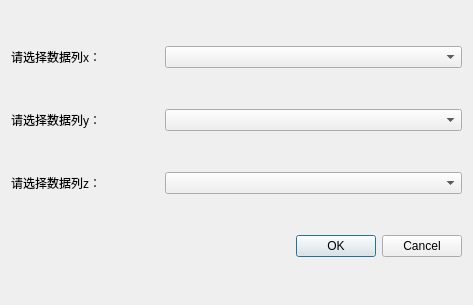
Old version of the form grid.ui in the repository sh1nyru0/SP.
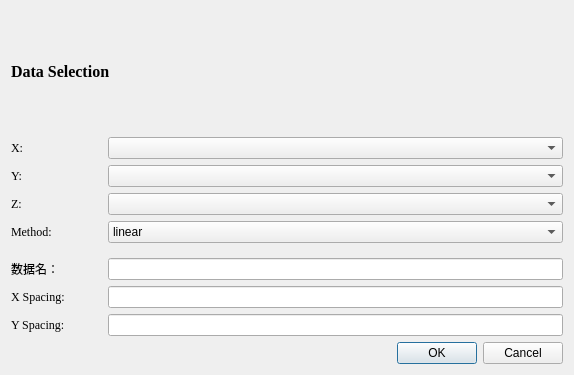
New version of the form.

Patch:
```diff
--- a/grid.ui
+++ b/grid.ui
@@ -1,13 +1,13 @@
 <?xml version="1.0" encoding="UTF-8"?>
 <ui version="4.0">
- <class>Dialog</class>
- <widget class="QDialog" name="Dialog">
+ <class>Form</class>
+ <widget class="QWidget" name="Form">
   <property name="geometry">
    <rect>
     <x>0</x>
     <y>0</y>
-    <width>473</width>
-    <height>305</height>
+    <width>574</width>
+    <height>375</height>
    </rect>
   </property>
   <property name="windowTitle">
@@ -15,44 +15,196 @@
   </property>
   <layout class="QVBoxLayout" name="verticalLayout">
    <item>
-    <layout class="QHBoxLayout" name="horizontalLayout" stretch="2,4">
+    <layout class="QVBoxLayout" name="verticalLayout_6" stretch="0,0,0,0,0">
+     <property name="spacing">
+      <number>6</number>
+     </property>
+     <property name="leftMargin">
+      <number>0</number>
+     </property>
+     <property name="topMargin">
+      <number>0</number>
+     </property>
+     <property name="rightMargin">
+      <number>0</number>
+     </property>
+     <property name="bottomMargin">
+      <number>9</number>
+     </property>
      <item>
-      <widget class="QLabel" name="label">
+      <widget class="QLabel" name="label_20">
+       <property name="font">
+        <font>
+         <family>Times New Roman</family>
+         <pointsize>12</pointsize>
+         <weight>75</weight>
+         <bold>true</bold>
+        </font>
+       </property>
        <property name="text">
-        <string>请选择数据列x：</string>
+        <string>Data Selection</string>
        </property>
       </widget>
      </item>
      <item>
-      <widget class="QComboBox" name="cbx"/>
+      <layout class="QHBoxLayout" name="horizontalLayout_13" stretch="1,5">
+       <item>
+        <widget class="QLabel" name="label_21">
+         <property name="font">
+          <font>
+           <family>Times New Roman</family>
+          </font>
+         </property>
+         <property name="text">
+          <string>X:</string>
+         </property>
+         <property name="alignment">
+          <set>Qt::AlignLeading|Qt::AlignLeft|Qt::AlignVCenter</set>
+         </property>
+        </widget>
+       </item>
+       <item>
+        <widget class="QComboBox" name="cbx"/>
+       </item>
+      </layout>
      </item>
-    </layout>
-   </item>
-   <item>
-    <layout class="QHBoxLayout" name="horizontalLayout_2" stretch="2,4">
      <item>
-      <widget class="QLabel" name="label_2">
-       <property name="text">
-        <string>请选择数据列y：</string>
-       </property>
-      </widget>
+      <layout class="QHBoxLayout" name="horizontalLayout_14" stretch="1,5">
+       <item>
+        <widget class="QLabel" name="label_22">
+         <property name="font">
+          <font>
+           <family>Times New Roman</family>
+          </font>
+         </property>
+         <property name="text">
+          <string>Y:</string>
+         </property>
+         <property name="alignment">
+          <set>Qt::AlignLeading|Qt::AlignLeft|Qt::AlignVCenter</set>
+         </property>
+        </widget>
+       </item>
+       <item>
+        <widget class="QComboBox" name="cby"/>
+       </item>
+      </layout>
      </item>
      <item>
-      <widget class="QComboBox" name="cby"/>
+      <layout class="QHBoxLayout" name="horizontalLayout_15" stretch="1,5">
+       <item>
+        <widget class="QLabel" name="label_23">
+         <property name="font">
+          <font>
+           <family>Times New Roman</family>
+          </font>
+         </property>
+         <property name="text">
+          <string>Z:</string>
+         </property>
+         <property name="alignment">
+          <set>Qt::AlignLeading|Qt::AlignLeft|Qt::AlignVCenter</set>
+         </property>
+        </widget>
+       </item>
+       <item>
+        <widget class="QComboBox" name="cbz"/>
+       </item>
+      </layout>
      </item>
+     <item>
+      <layout class="QHBoxLayout" name="horizontalLayout_5" stretch="1,5">
+       <item>
+        <widget class="QLabel" name="label_7">
+         <property name="font">
+          <font>
+           <family>Times New Roman</family>
+          </font>
+         </property>
+         <property name="text">
+          <string>Method:</string>
+         </property>
+         <property name="alignment">
+          <set>Qt::AlignLeading|Qt::AlignLeft|Qt::AlignVCenter</set>
+         </property>
+        </widget>
+       </item>
+       <item>
+        <widget class="QComboBox" name="cbmethod">
+         <item>
+          <property name="text">
+           <string>linear</string>
+          </property>
+         </item>
+         <item>
+          <property name="text">
+           <string>nearest</string>
+          </property>
+         </item>
+         <item>
+          <property name="text">
+           <string>cubic</string>
+          </property>
+         </item>
+        </widget>
+       </item>
+      </layout>
+     </item>
     </layout>
    </item>
    <item>
-    <layout class="QHBoxLayout" name="horizontalLayout_3" stretch="2,4">
+    <layout class="QVBoxLayout" name="verticalLayout_3">
      <item>
-      <widget class="QLabel" name="label_3">
-       <property name="text">
-        <string>请选择数据列z：</string>
-       </property>
-      </widget>
+      <layout class="QHBoxLayout" name="horizontalLayout" stretch="1,5">
+       <item>
+        <widget class="QLabel" name="label">
+         <property name="text">
+          <string>数据名：</string>
+         </property>
+        </widget>
+       </item>
+       <item>
+        <widget class="QLineEdit" name="name"/>
+       </item>
+      </layout>
      </item>
      <item>
-      <widget class="QComboBox" name="cbz"/>
+      <layout class="QHBoxLayout" name="horizontalLayout_6" stretch="1,5">
+       <item>
+        <widget class="QLabel" name="label_9">
+         <property name="font">
+          <font>
+           <family>Times New Roman</family>
+          </font>
+         </property>
+         <property name="text">
+          <string>X Spacing:</string>
+         </property>
+        </widget>
+       </item>
+       <item>
+        <widget class="QLineEdit" name="spacingx"/>
+       </item>
+      </layout>
+     </item>
+     <item>
+      <layout class="QHBoxLayout" name="horizontalLayout_7" stretch="1,5">
+       <item>
+        <widget class="QLabel" name="label_10">
+         <property name="font">
+          <font>
+           <family>Times New Roman</family>
+          </font>
+         </property>
+         <property name="text">
+          <string>Y Spacing:</string>
+         </property>
+        </widget>
+       </item>
+       <item>
+        <widget class="QLineEdit" name="spacingy"/>
+       </item>
+      </layout>
      </item>
     </layout>
    </item>
```
Left out of the diff: 37 changed lines with no effect on the pictures.
